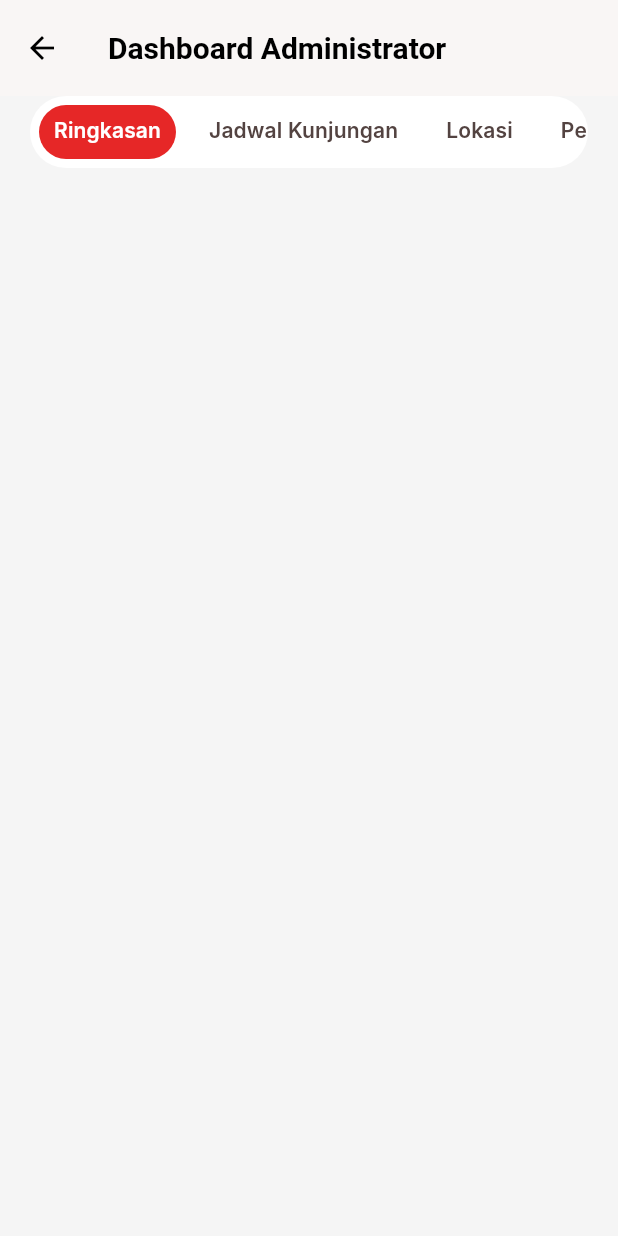
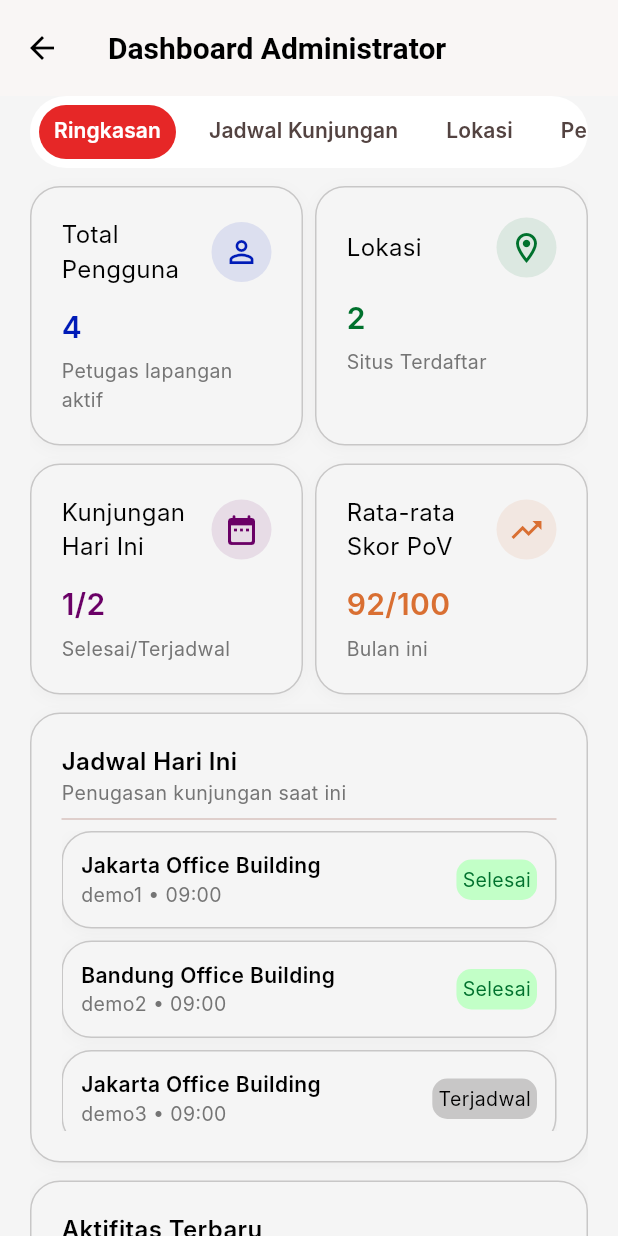
Before and after one commit to nasidfurqon/PoV, a Flutter app: the AdminPanelPage screen opened by its route, on a phone screen of 412 x 824 dp. Run offline on Flutter 3.47's test engine with Material 3 defaults, Android fonts, the phone set to English and light mode, and no system bars; our stand-ins replace dropdown_button2, file_picker, flutter_riverpod, geolocator, go_router, image_picker; Roboto replaces fonts that are missing (Inter).

Commit message:
ver: 0.1, feat: add resume sub page on dashboard

```diff
--- a/lib/core/utils/parsing_status_color.dart
+++ b/lib/core/utils/parsing_status_color.dart
@@ -10,6 +10,8 @@ class ParsingColor{
       return [AppColor.accentMedium, AppColor.onAccentMedium];
     } else  if(status == 'Video' || status == 'MP4'){
       return [AppColor.accentCompletion, AppColor.onAccentCompletion];
+    } else if(status == 'Terjadwal' || status == 'score'){
+      return [AppColor.textPrimary, AppColor.border];
     }
     else {
       return [AppColor.accentCompleted, AppColor.onAccentCompleted];
--- a/lib/data/services/visit_data.dart
+++ b/lib/data/services/visit_data.dart
@@ -1,6 +1,7 @@
 class VisitData{
   List<Map<String, dynamic>> taskData =[
     {
+      'person': 'demo1',
       'place': 'Jakarta Office Building',
       'status': 'high',
       'street': 'Jl. Sudirman No. 123',
@@ -17,9 +18,12 @@ class VisitData{
       'description': 'Routine inspection and maintenance check',
       'progress': 'Menunggu',
       'visitor': 'Tes',
+      'statusJadwal': 'Selesai',
+      'score': '95',
       'isCompleted': false
     },
     {
+      'person': 'demo2',
       'statusVisit': 'Aktif',
       'place': 'Bandung Office Building',
       'status': 'normal',
@@ -32,9 +36,11 @@ class VisitData{
       'deadline': '20/1/2024',
       'hourFrom': '09:00',
       'hourTo': '10:00',
+      'score': '95',
       'radius': '50',
       'description': 'Routine inspection and maintenance check',
       'progress': 'Berlangsung',
+      'statusJadwal': 'Selesai',
       'visitor': 'Tes',
       'isCompleted': false
     },
@@ -43,15 +49,18 @@ class VisitData{
       'status': 'high',
       'street': 'Jl. Sudirman No. 123',
       'city': 'Jakarta',
+      'score': '95',
       'deadline': '20/1/2024',
       'hourFrom': '09:00',
       'hourTo': '10:00',
+      'statusJadwal': 'Terjadwal',
       'targetLocation': {
         'lat': '-6.208700',
         'long': '106.845700'
       },
       'radius': '50',
       'statusVisit': 'Maintenance',
+      'person': 'demo3',
       'description': 'Routine inspection and maintenance check',
       'visitor': 'Tes',
       'progress': 'Selesai',
--- a/lib/presentation/pages/admin_panel/admin_panel_page.dart
+++ b/lib/presentation/pages/admin_panel/admin_panel_page.dart
@@ -2,7 +2,11 @@ import 'package:flutter/material.dart';
 import 'package:pov2/config/theme/app_color.dart';
 import 'package:pov2/config/theme/app_spacing.dart';
 import 'package:pov2/config/theme/app_text.dart';
+import 'package:pov2/core/widget/custom_card.dart';
 import 'package:pov2/core/widget/custom_normal_scaffold.dart';
+import 'package:pov2/data/services/visit_data.dart';
+import 'package:pov2/presentation/widgets/custom_card_body_resume.dart';
+import 'package:pov2/presentation/widgets/custom_card_header_resume.dart';
 
 class AdminPanelPage extends StatefulWidget {
   const AdminPanelPage({super.key});
@@ -12,6 +16,7 @@ class AdminPanelPage extends StatefulWidget {
 }
 
 class _AdminPanelPageState extends State<AdminPanelPage> {
+  final List<Map<String, dynamic>> visitData = VisitData().taskData;
   @override
   Widget build(BuildContext context) {
     return CustomNormalScaffold(
@@ -57,12 +62,161 @@ class _AdminPanelPageState extends State<AdminPanelPage> {
                           Tab(
                             text: 'Pengguna',
                           ),
-                        ]),
+                        ]
+                    ),
                   ),
+                  Expanded(
+                    child: TabBarView(
+                      children: [
+                        _resume(),
+                        Center(child: Text("Lokasi")),
+                        Center(child: Text("Lokasi")),
+                        Center(child: Text("Pengguna")),
+                      ],
+                    ),
+                  )
                 ],
               )
           ),
         )
     );
   }
+
+  Widget _resume(){
+    return SingleChildScrollView(
+      child: Column(
+        children: [
+          SizedBox(height: AppSpacing.sm,),
+          IntrinsicHeight(
+            child: Row(
+              children: [
+                Expanded(
+                  child: CustomCardHeaderResume(
+                      title: 'Total Pengguna',
+                      icon: Icons.person_outline,
+                      color: AppColor.accentMedium,
+                      number: '4',
+                      description: 'Petugas lapangan aktif'
+                  ),
+                ),
+                SizedBox(width: AppSpacing.xs,),
+                Expanded(
+                  child: CustomCardHeaderResume(
+                      title: 'Lokasi',
+                      icon: Icons.location_on_outlined,
+                      color: AppColor.accentCompleted,
+                      number: '2',
+                      description: 'Situs Terdaftar'
+                  ),
+                ),
+              ],
+            ),
+          ),
+          SizedBox(height: AppSpacing.sm),
+          Row(
+            children: [
+              Expanded(
+                child: CustomCardHeaderResume(
+                    title: 'Kunjungan Hari Ini',
+                    icon: Icons.date_range_rounded,
+                    color: AppColor.accentCompletion,
+                    number: '1/2',
+                    description: 'Selesai/Terjadwal'
+                ),
+              ),
+              SizedBox(width: AppSpacing.xs,),
+              Expanded(
+                child: CustomCardHeaderResume(
+                    title: 'Rata-rata Skor PoV',
+                    icon: Icons.trending_up,
+                    color: AppColor.accentHigh,
+                    number: '92/100',
+                    description: 'Bulan ini'
+                ),
+              )
+            ],
+          ),
+          SizedBox(height:  AppSpacing.sm),
+          _resume_schedule(),
+          SizedBox(height:  AppSpacing.sm),
+          _resume_new(),
+          SizedBox(height:  AppSpacing.sm),
+        ],
+      ),
+    );
+  }
+
+  Widget _resume_schedule(){
+    return CustomCard(
+        padding: EdgeInsets.zero,
+        child: Padding(
+          padding: EdgeInsets.all(AppSpacing.global),
+          child: Column(
+            crossAxisAlignment: CrossAxisAlignment.start,
+            children: [
+              Text(
+                'Jadwal Hari Ini',
+                style: AppText.heading4,
+              ),
+              Text(
+                'Penugasan kunjungan saat ini',
+                style: AppText.caption,
+              ),
+              Divider(),
+              SizedBox(
+                height: 200,
+                child: ListView(
+                  children: [
+                    ...visitData.asMap().entries.map((entry){
+                      final data = entry.value;
+                      return Padding(
+                        padding: const EdgeInsets.only(bottom: AppSpacing.xs),
+                        child: CustomCardBodyResume(id: entry.key, data: data),
+                      );
+                    })
+                  ],
+                ),
+              )
+            ],
+          ),
+        )
+    );
+  }
+
+  Widget _resume_new(){
+    return CustomCard(
+        padding: EdgeInsets.zero,
+        child: Padding(
+          padding: EdgeInsets.all(AppSpacing.global),
+          child: Column(
+            crossAxisAlignment: CrossAxisAlignment.start,
+            children: [
+              Text(
+                'Aktifitas Terbaru',
+                style: AppText.heading4,
+              ),
+              Text(
+                'Penyelesaian Kunjungan Terkini',
+                style: AppText.caption,
+              ),
+              Divider(),
+              SizedBox(
+                height: 200,
+                child: ListView(
+                  children: [
+                    ...visitData.asMap().entries.map((entry){
+                      final data = entry.value;
+                      return Padding(
+                        padding: const EdgeInsets.only(bottom: AppSpacing.xs),
+                        child: CustomCardBodyResume(id: entry.key, data: data, isNewActivity: true,),
+                      );
+                    })
+                  ],
+                ),
+              )
+            ],
+          ),
+        )
+    );
+  }
 }
--- /dev/null
+++ b/lib/presentation/widgets/custom_card_body_resume.dart
@@ -0,0 +1,67 @@
+import 'package:flutter/material.dart';
+import 'package:pov2/config/theme/app_spacing.dart';
+import 'package:pov2/config/theme/app_text.dart';
+import 'package:pov2/core/utils/parsing_status_color.dart';
+import 'package:pov2/core/widget/custom_card.dart';
+import 'package:pov2/presentation/widgets/custom_highlight_dashboard.dart';
+
+class CustomCardBodyResume extends StatelessWidget {
+  final dynamic id;
+  final Map<String, dynamic> data;
+  final bool? isNewActivity;
+  const CustomCardBodyResume({super.key, this.isNewActivity = false, required this.id, required this.data});
+
+  @override
+  Widget build(BuildContext context) {
+    return CustomCard(
+        padding: EdgeInsets.zero,
+        child: Padding(
+          padding: EdgeInsets.all(AppSpacing.sm),
+          child: Row(
+            mainAxisAlignment: MainAxisAlignment.spaceBetween,
+            children: [
+              Column(
+                crossAxisAlignment: CrossAxisAlignment.start,
+                children: [
+                  Text(
+                    data['place'],
+                    style: AppText.heading5,
+                  ),
+                  if(isNewActivity == false)
+                  Text(
+                    '${data['person']} \u2022 ${data['hourFrom']}',
+                    style: AppText.caption,
+                  ),
+                  if(isNewActivity == true)
+                    Text(
+                        '${data['person']} \u2022 ${data['deadline']}',
+                      style: AppText.caption,
+                    )
+                ],
+              ),
+              SizedBox(width: AppSpacing.xs,),
+              Column(
+                children: [
+                  if(isNewActivity == true)
+                    CustomHighlightDashboard(
+                        title: '${data['score']}/100',
+                        fontColor: ParsingColor.cekColor('score')[0],
+                        containerColor:  ParsingColor.cekColor('score')[1]
+                    ),
+                  if(isNewActivity == true)
+                    SizedBox(height: AppSpacing.xs,),
+                  CustomHighlightDashboard(
+                      title: data['statusJadwal'],
+                      fontColor: ParsingColor.cekColor(data['statusJadwal'])[0],
+                      containerColor:  ParsingColor.cekColor(data['statusJadwal'])[1]
+                  ),
+
+
+                ],
+              )
+            ],
+          ),
+        )
+    );
+  }
+}
--- /dev/null
+++ b/lib/presentation/widgets/custom_card_header_resume.dart
@@ -0,0 +1,67 @@
+import 'package:flutter/material.dart';
+import 'package:pov2/config/theme/app_spacing.dart';
+import 'package:pov2/config/theme/app_text.dart';
+import 'package:pov2/core/widget/custom_card.dart';
+import 'package:pov2/presentation/widgets/custom_highlight_dashboard.dart';
+
+class CustomCardHeaderResume extends StatelessWidget {
+  final String title;
+  final IconData icon;
+  final Color color;
+  final String number;
+  final String description;
+  const CustomCardHeaderResume({super.key, required this.title, required this.icon, required this.color, required this.number, required this.description});
+
+  @override
+  Widget build(BuildContext context) {
+    return CustomCard(
+        padding: EdgeInsets.zero,
+        // height: 175,
+        child: Padding(
+          padding: EdgeInsets.all(AppSpacing.global),
+          child: Column(
+            crossAxisAlignment: CrossAxisAlignment.start,
+            children: [
+              Row(
+                mainAxisAlignment: MainAxisAlignment.spaceBetween,
+                children: [
+                  Expanded(
+                    child: Text(
+                      title,
+                      style: AppText.body,
+                      maxLines: 2,
+                    ),
+                  ),
+                  Container(
+                    decoration: BoxDecoration(
+                      color: color.withOpacity(0.1),
+                      borderRadius: BorderRadius.circular(50),
+                    ),
+                    padding: EdgeInsets.all(AppSpacing.xs),
+                    child: Icon(
+                      icon,
+                      color: color,
+                    ),
+                  ),
+                ],
+              ),
+              SizedBox(height: AppSpacing.sm,),
+              Text(
+                number,
+                style: TextStyle(
+                  fontSize: 20,
+                  fontWeight: FontWeight.w600,
+                  color: color
+                ),
+              ),
+              SizedBox(height: AppSpacing.xxs,),
+              Text(
+                description,
+                style: AppText.caption,
+              )
+            ],
+          ),
+        )
+    );
+  }
+}
```
